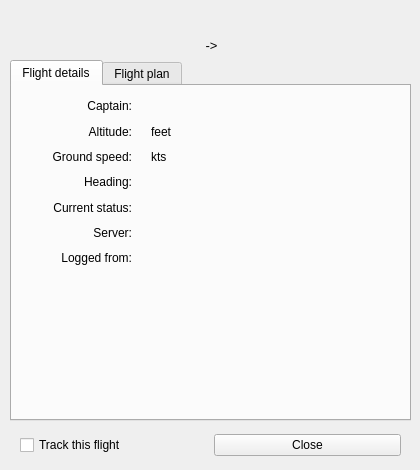
Old version of the form resources/FlightDetailsWindow.ui in the repository Vatsinator/vatsinator-legacy.
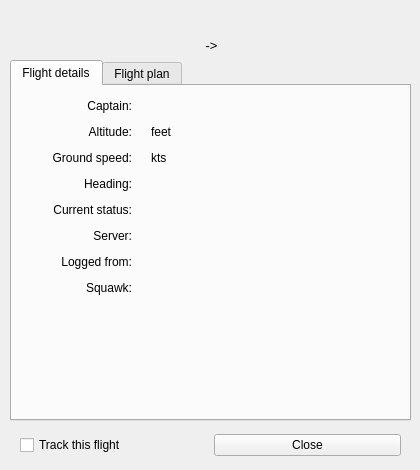
New version of the form. Icons and pictures are not drawn.

Commit message: Changed icons and mouse behaviour, aiports show now inbound/outbound flights lines and additional icon if there is any ATC logged in.

```diff
--- a/resources/FlightDetailsWindow.ui
+++ b/resources/FlightDetailsWindow.ui
@@ -60,7 +60,7 @@
        <x>10</x>
        <y>10</y>
        <width>409</width>
-       <height>171</height>
+       <height>201</height>
       </rect>
      </property>
      <layout class="QGridLayout" name="gridLayout" columnstretch="0,0,0">
@@ -306,8 +306,18 @@
         </property>
        </spacer>
       </item>
-      <item row="6" column="2">
-       <widget class="QLabel" name="TimeOnlineLabel">
+      <item row="7" column="0">
+       <widget class="QLabel" name="SquawkLabelDesc">
+        <property name="text">
+         <string>Squawk:</string>
+        </property>
+        <property name="alignment">
+         <set>Qt::AlignRight|Qt::AlignTrailing|Qt::AlignVCenter</set>
+        </property>
+       </widget>
+      </item>
+      <item row="7" column="2">
+       <widget class="QLabel" name="SquawkLabel">
         <property name="text">
          <string/>
         </property>
```
Left out of the diff: 211 changed lines with no effect on the pictures. The commit also changes 13 other files.
